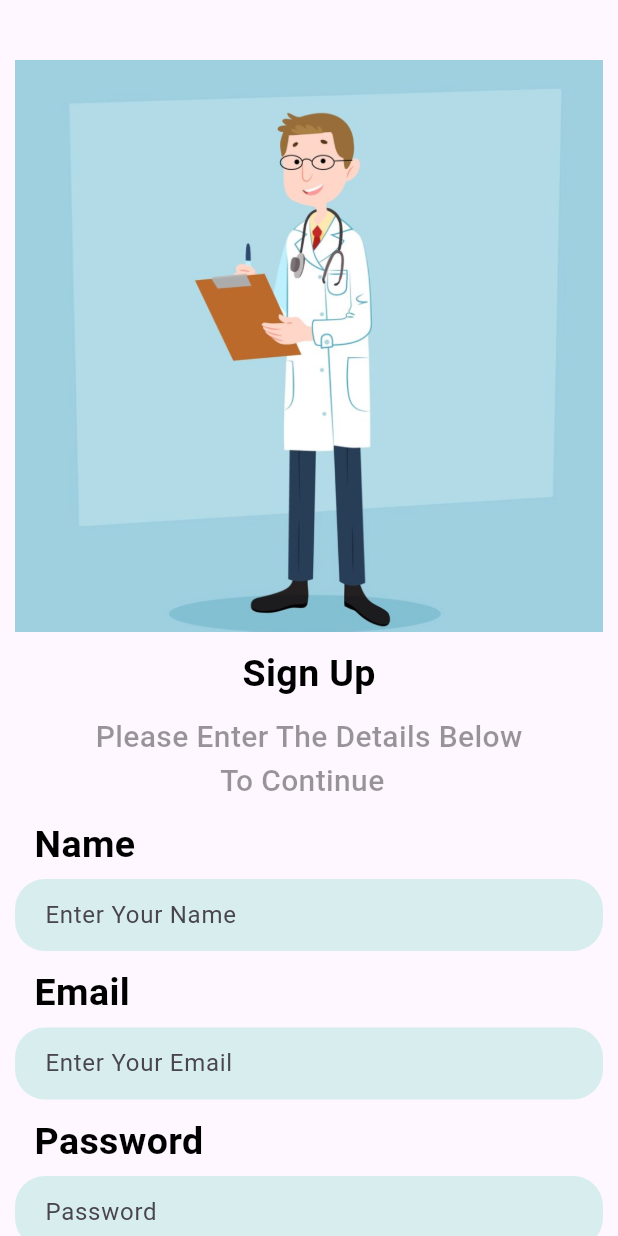
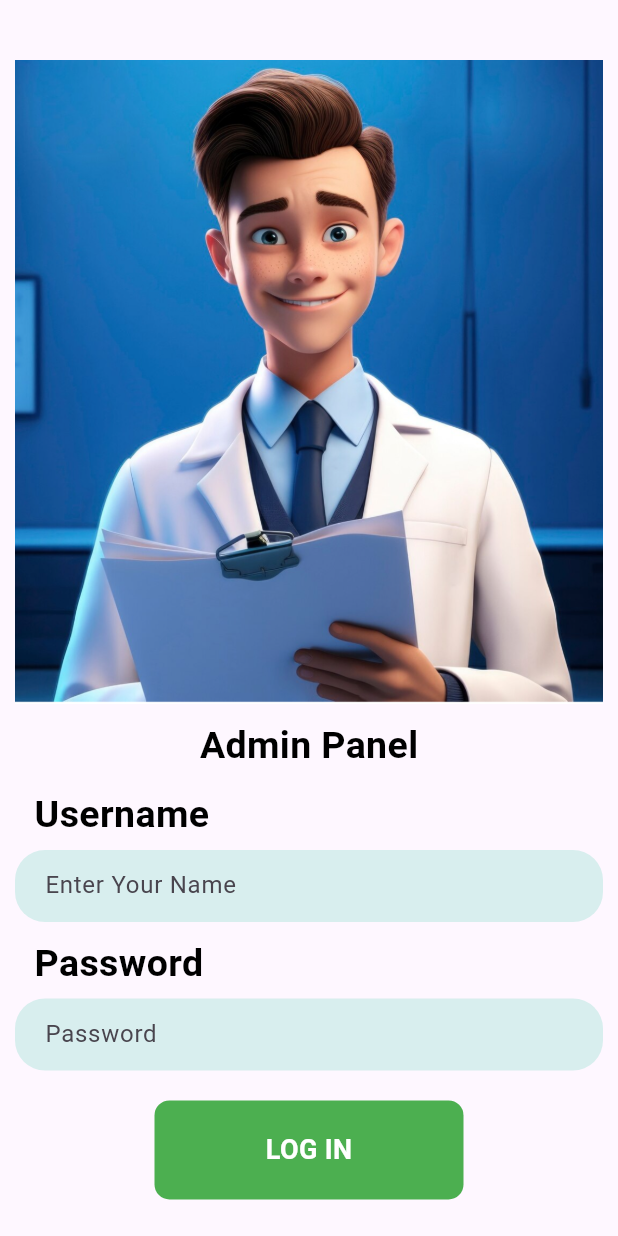
Before and after one commit to Showrav-Dhar/EDU-Medix, a Flutter app: the screen it shows after launch, on a phone screen of 412 x 824 dp. Run offline on Flutter 3.47's test engine with Material 3 defaults, Android fonts, the phone set to English and light mode, and no system bars; our stand-ins replace cloud_firestore, curved_navigation_bar, firebase_auth, firebase_core, random_string, shared_preferences; accounts and stored records are empty; statements that could not run were skipped.

Commit message:
admin_login done

```diff
--- /dev/null
+++ b/lib/Admin/admin_login.dart
@@ -0,0 +1,147 @@
+import 'package:cloud_firestore/cloud_firestore.dart';
+import 'package:edu_medix_app/Admin/home_admin.dart';
+import 'package:firebase_core/firebase_core.dart';
+import 'package:flutter/material.dart';
+import 'package:edu_medix_app/widget/support_widget.dart';
+
+class AdminLogin extends StatefulWidget {
+  const AdminLogin({super.key});
+
+  @override
+  State<AdminLogin> createState() => _AdminLoginState();
+}
+
+class _AdminLoginState extends State<AdminLogin> {
+  TextEditingController usernamecontroller = new TextEditingController();
+  TextEditingController userpasswordcontroller = new TextEditingController();
+
+  @override
+  Widget build(BuildContext context) {
+    return Scaffold(
+      body: SingleChildScrollView(
+        child: Container(
+          margin:
+              EdgeInsets.only(top: 40.0, left: 10.0, right: 10.0, bottom: 40),
+          child: Column(
+            crossAxisAlignment: CrossAxisAlignment.start,
+            children: [
+              Image.asset("images/AdminSignUpPhoto.png"),
+              SizedBox(
+                height: 10.0,
+              ),
+              Center(
+                child: Text(
+                  "Admin Panel",
+                  style: AppWidget.boldTextFieldStyle(),
+                ),
+              ),
+              SizedBox(
+                height: 10.0,
+              ),
+              // Center(
+              //   child: Text(
+              //     "Please Enter The Details Below\n                To Continue",
+              //     style: AppWidget.lightTextFieldStyle(),
+              //   ),
+              // ),
+              // SizedBox(
+              //   height: 10.0,
+              // ),
+              Text(
+                "  Username",
+                style: AppWidget.boldTextFieldStyle(),
+              ),
+              SizedBox(
+                height: 5.0,
+              ),
+              Container(
+                padding: EdgeInsets.only(left: 20.0),
+                decoration: BoxDecoration(
+                    color: Color.fromARGB(255, 216, 238, 238),
+                    borderRadius: BorderRadius.circular(20)),
+                child: TextFormField(
+                  controller: usernamecontroller,
+                  decoration: InputDecoration(
+                      border: InputBorder.none, hintText: "Enter Your Name"),
+                ),
+              ),
+              SizedBox(
+                height: 10.0,
+              ),
+              Text(
+                "  Password",
+                style: AppWidget.boldTextFieldStyle(),
+              ),
+              SizedBox(
+                height: 5.0,
+              ),
+              Container(
+                padding: EdgeInsets.only(left: 20.0),
+                decoration: BoxDecoration(
+                    color: Color.fromARGB(255, 216, 238, 238),
+                    borderRadius: BorderRadius.circular(20)),
+                child: TextFormField(
+                  obscureText: true,
+                  controller: userpasswordcontroller,
+                  decoration: InputDecoration(
+                      border: InputBorder.none, hintText: "Password"),
+                ),
+              ),
+              SizedBox(height: 20.0),
+              GestureDetector(
+                onTap: () {
+                  loginAdmin();
+                },
+                child: Center(
+                  child: Container(
+                    width: MediaQuery.of(context).size.width / 2,
+                    padding: EdgeInsets.all(20),
+                    decoration: BoxDecoration(
+                        color: Colors.green,
+                        borderRadius: BorderRadius.circular(10.0)),
+                    child: Center(
+                        child: Text(
+                      "LOG IN",
+                      style: TextStyle(
+                          color: Colors.white,
+                          fontSize: 18.0,
+                          fontWeight: FontWeight.bold),
+                    )),
+                  ),
+                ),
+              ),
+              SizedBox(height: 20.0),
+            ],
+          ),
+        ),
+      ),
+    );
+  }
+
+  loginAdmin() {
+    FirebaseFirestore.instance.collection("Admin").get().then((snapshot) {
+      // to enter in the docs of admin in the firebase database and access admin username and password
+      snapshot.docs.forEach((result) {
+        if (result.data()['username'] != usernamecontroller.text.trim()) {
+          // if user puts space after his username while logging in .trim() will remove the space
+          ScaffoldMessenger.of(context).showSnackBar(SnackBar(
+              backgroundColor: Colors.redAccent,
+              content: Text(
+                "Your ID is not correct",
+                style: TextStyle(fontSize: 20.0),
+              )));
+        } else if (result.data()['password'] !=
+            userpasswordcontroller.text.trim()) {
+          ScaffoldMessenger.of(context).showSnackBar(SnackBar(
+              backgroundColor: Colors.redAccent,
+              content: Text(
+                "Your Password is not correct",
+                style: TextStyle(fontSize: 20.0),
+              )));
+        }else{
+          Navigator.push(context, MaterialPageRoute(builder: (context)=>HomeAdmin()));
+        }
+      });
+    });
+  }
+}
--- /dev/null
+++ b/lib/Admin/home_admin.dart
@@ -0,0 +1,15 @@
+import 'package:flutter/material.dart';
+
+class HomeAdmin extends StatefulWidget {
+  const HomeAdmin({super.key});
+
+  @override
+  State<HomeAdmin> createState() => _HomeAdminState();
+}
+
+class _HomeAdminState extends State<HomeAdmin> {
+  @override
+  Widget build(BuildContext context) {
+    return const Placeholder();
+  }
+}
--- a/lib/main.dart
+++ b/lib/main.dart
@@ -1,5 +1,6 @@
 import 'dart:io';
 
+import 'package:edu_medix_app/Admin/admin_login.dart';
 import 'package:edu_medix_app/pages/bottomnav.dart';
 import 'package:edu_medix_app/pages/home.dart';
 import 'package:edu_medix_app/pages/login.dart';
@@ -49,7 +50,7 @@ class MyApp extends StatelessWidget {
           colorScheme: ColorScheme.fromSeed(seedColor: Colors.deepPurple),
           useMaterial3: true,
         ),
-        home: SignUp());
+        home: AdminLogin());
   }
 }
 
```
Also changed, not shown: images/AdminSignUpPhoto.png (added), 1 other file.
